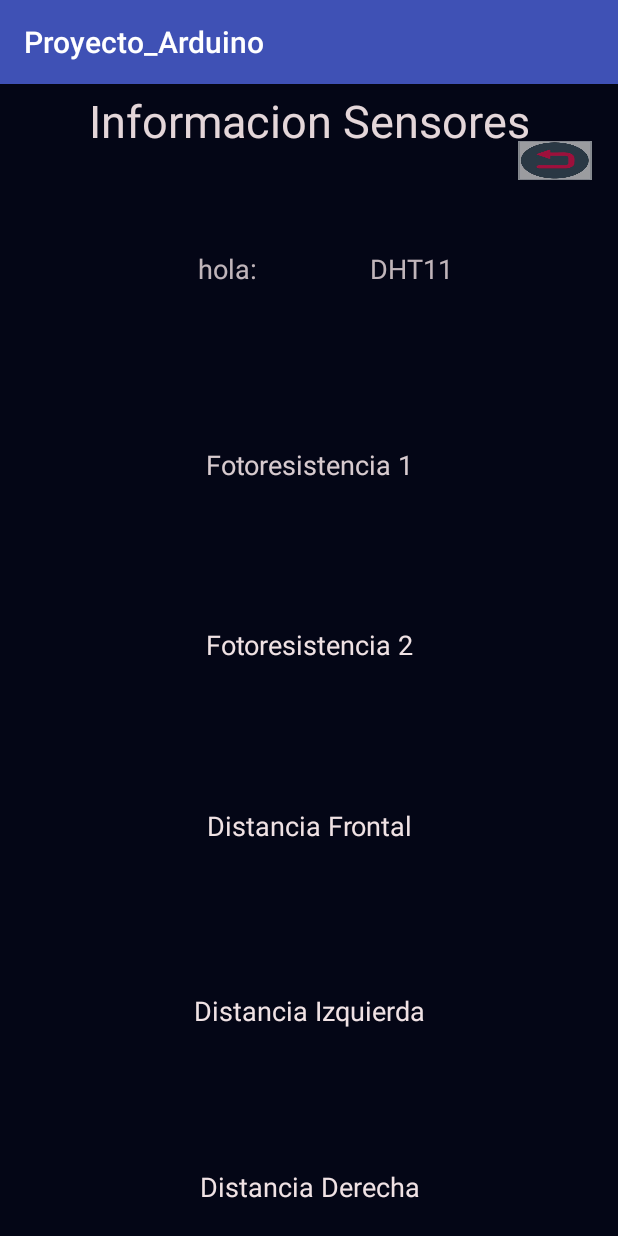
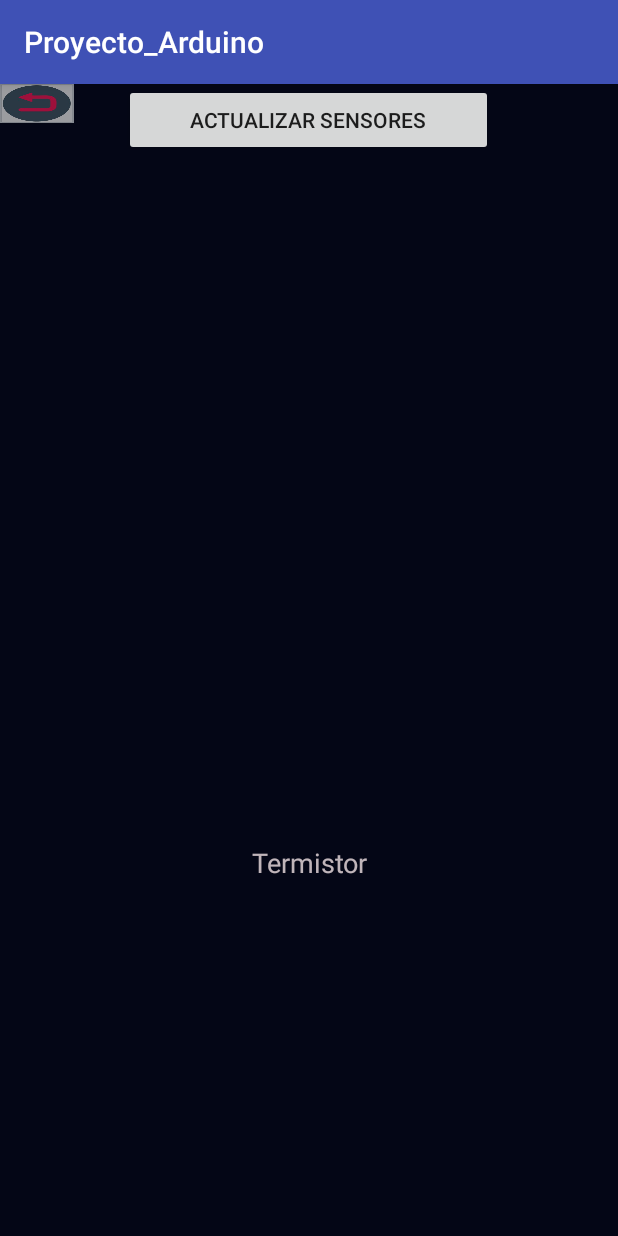
Before and after one commit to NormanBrandon/Arduino-Android, an Android app: the settings screen opened directly, with no data from a screen before it, on a phone screen of 412 x 824 dp. Run offline under Robolectric (Android 15) with nearby library versions, the light colour scheme and no system bars; 5 statements that could not run were skipped.

Commit message:
Letura de sensores

```diff
--- a/Proyecto_Arduino/app/src/main/java/com/ivy/arduino/proyecto_arduino/ConnectedThread.java
+++ b/Proyecto_Arduino/app/src/main/java/com/ivy/arduino/proyecto_arduino/ConnectedThread.java
@@ -18,13 +18,13 @@ public class ConnectedThread extends Thread implements Serializable
 {
     public InputStream mmInStream;
     public  OutputStream mmOutStream;
-    Handler bluetoothIn;
-    final int handlerState = 0;
+
     private BluetoothAdapter btAdapter = null;
     private BluetoothSocket btSocket = null;
-    private StringBuilder DataStringIN = new StringBuilder();
     public String save="inicial";
-    String readMessage;
+    public String readMessage;
+
+    public boolean flag;
 
     //private ConnectedThread MyConexionBT;
     public int estado;
@@ -39,6 +39,7 @@ public class ConnectedThread extends Thread implements Serializable
 
 
     public void conectar(){
+
         btAdapter = BluetoothAdapter.getDefaultAdapter(); // get Bluetooth adapter
         //  VerificarEstadoBT();
         BluetoothDevice device = btAdapter.getRemoteDevice(save);
@@ -70,25 +71,31 @@ public class ConnectedThread extends Thread implements Serializable
         mmOutStream = tmpOut;
 
 
+
     }
 
 
 
-    public void run()
+    public int read()
     {
-        byte[] buffer = new byte[1024];
-        int bytes;
+
+        byte[] buffer = new byte[256];
+        int bytes=0;
         // Se mantiene en modo escucha para determinar el ingreso de datos
-            while(true){
-                try {
-                bytes = mmInStream.read(buffer);
-                readMessage =new String(buffer, 0,bytes );;
-                // Envia los datos obtenidos hacia el evento via handler
-               // bluetoothIn.obtainMessage(handlerState, bytes, -1, readMessage).sendToTarget();
+            try {
+                bytes = mmInStream.read();
+
             } catch (IOException e) {
-            }}
+            }
 
+        return bytes;
     }
+
+    public boolean getFlag() {
+        return flag;
+    }
+
+
 
     public String getReadMessage() {
         return readMessage;
--- a/Proyecto_Arduino/app/src/main/java/com/ivy/arduino/proyecto_arduino/act_auto.java
+++ b/Proyecto_Arduino/app/src/main/java/com/ivy/arduino/proyecto_arduino/act_auto.java
@@ -15,9 +15,7 @@ public class act_auto extends AppCompatActivity {
         super.onCreate ( savedInstanceState );
         setContentView ( R.layout.activity_auto );
         Button btn_conn = (Button)findViewById ( R.id.btn_backauto);
-        TextView frontal = (TextView)findViewById(R.id.central);
-        TextView izquierdo = (TextView)findViewById(R.id.izquierdo);
-        TextView derecho = (TextView)findViewById(R.id.derecho);
+        TextView distancia = (TextView)findViewById(R.id.derecho);
 
         btn_conn.setOnClickListener ( new View.OnClickListener () {
             @Override
--- a/Proyecto_Arduino/app/src/main/java/com/ivy/arduino/proyecto_arduino/settings.java
+++ b/Proyecto_Arduino/app/src/main/java/com/ivy/arduino/proyecto_arduino/settings.java
@@ -2,6 +2,7 @@ package com.ivy.arduino.proyecto_arduino;
 
 import android.content.Intent;
 import android.os.AsyncTask;
+import android.os.Handler;
 import android.support.v7.app.AppCompatActivity;
 import android.os.Bundle;
 import android.view.View;
@@ -10,15 +11,19 @@ import android.widget.TextView;
 
 public class settings extends AppCompatActivity {
     ConnectedThread MyConexionBT;
-    TextView frontal,izquierdo,derecho, ldr1,ldr2,dht11,termistor;
-    String mensaje;
-    String c;
+    public TextView termistor;
+    String mensaje="";
+    int ascii;
+    boolean flag=false;
 
     @Override
     protected void onCreate(Bundle savedInstanceState) {
         super.onCreate ( savedInstanceState );
         setContentView ( R.layout.activity_settings );
         Button btn_conn = (Button)findViewById ( R.id.btn_backsett);
+        Button actualizar= (Button)findViewById ( R.id.button2);
+
+        termistor = (TextView)findViewById(R.id.termistor2);
 
         btn_conn.setOnClickListener ( new View.OnClickListener () {
             @Override
@@ -26,46 +31,49 @@ public class settings extends AppCompatActivity {
                 back();
             }
         } );
-        frontal = (TextView)findViewById(R.id.central2);
-        izquierdo = (TextView)findViewById(R.id.izquierdo2);
-        derecho = (TextView)findViewById(R.id.derecho2);
-        ldr1 = (TextView)findViewById(R.id.ldr1);
-        ldr2 = (TextView)findViewById(R.id.ldr2);
-        dht11 = (TextView)findViewById(R.id.dht11);
-        termistor = (TextView)findViewById(R.id.termistor2);
+        actualizar.setOnClickListener(new View.OnClickListener() {
+            @Override
+            public void onClick(View v) {
+                MyConexionBT.write("L");
+                new AsyncTaskCounter().execute();
+                termistor.setText(mensaje);
+                mensaje="";
+            }
+        });
+
+        Intent intent = getIntent();
+        String address = intent.getStringExtra(act_select_mode.EXTRA_DEVICE_ADDRESS);//<-<- PARTE A MODIFICAR >->->
+        MyConexionBT = new ConnectedThread(address);
+        MyConexionBT.conectar();
 
 
-        Intent intent = getIntent();
-        //Consigue la direccion MAC desde DeviceListActivity via EXTRA
-        String address = intent.getStringExtra(act_select_mode.EXTRA_DEVICE_ADDRESS);//<-<- PARTE A MODIFICAR >->->
-        //<-<- PARTE A MODIFICAR >->->
-        //Setea la direccion MAC
-        MyConexionBT = new ConnectedThread(address);
-        MyConexionBT.conectar();
-        MyConexionBT.start();
-        new AsyncTaskCounter().execute();
 
-        MyConexionBT.write("L");
     }
     public class AsyncTaskCounter extends AsyncTask<Void, Void, Void> {//clase para enviar repediamente los datos alv
 
         @Override
         public Void doInBackground(Void... arg0) {
-
-            termistor.setText("hola: " + MyConexionBT.getReadMessage());
-
-
-            return null;
+            while(MyConexionBT.read()!=35){
+                ascii='#';
+            }
+            while (ascii!=36) {
+                ascii = MyConexionBT.read();
+                    mensaje = mensaje + (char) ascii;
+            }
+        return null;
         }
 
     }
+
+public void onResume() {
+    super.onResume();
+
+}
 
 
     public void back(){
         MyConexionBT.write("R");
         MyConexionBT.desconectar();
-        MyConexionBT.stop();
-
         finish();
 
     }
@@ -75,7 +83,6 @@ public class settings extends AppCompatActivity {
         super.onPause();
         MyConexionBT.write("R");
         MyConexionBT.desconectar();
-        MyConexionBT.stop();
 
         finish();
 
@@ -85,7 +92,6 @@ public class settings extends AppCompatActivity {
         super.onDestroy();
         MyConexionBT.write("R");
         MyConexionBT.desconectar();
-        MyConexionBT.stop();
 
         finish();
 
--- a/Proyecto_Arduino/app/src/main/res/layout/activity_settings.xml
+++ b/Proyecto_Arduino/app/src/main/res/layout/activity_settings.xml
@@ -1,5 +1,5 @@
 <?xml version="1.0" encoding="utf-8"?>
-<android.support.constraint.ConstraintLayout xmlns:android="http://schemas.android.com/apk/res/android"
+<RelativeLayout xmlns:android="http://schemas.android.com/apk/res/android"
     xmlns:app="http://schemas.android.com/apk/res-auto"
     xmlns:tools="http://schemas.android.com/tools"
     android:layout_width="match_parent"
@@ -9,54 +9,6 @@
     tools:context=".settings">
    <!-- android:background="@drawable/wallpaper_gear1" -->
 
-
-    <TextView
-        android:id="@+id/derecho2"
-        android:layout_width="308dp"
-        android:layout_height="45dp"
-        android:text="Distancia Derecha"
-        android:textAlignment="center"
-        android:textColor="@color/colorbuttontext"
-        android:textSize="18sp"
-        app:layout_constraintBottom_toBottomOf="parent"
-        app:layout_constraintEnd_toEndOf="parent"
-        app:layout_constraintStart_toStartOf="parent"
-        app:layout_constraintTop_toTopOf="parent"
-        app:layout_constraintVertical_bias="1.0"
-        tools:alpha=".8"
-        tools:ignore="MissingConstraints" />
-
- <TextView
-     android:id="@+id/izquierdo2"
-     android:layout_width="308dp"
-     android:layout_height="45dp"
-     android:text="Distancia Izquierda"
-     android:textAlignment="center"
-     android:textColor="@color/colorbuttontext"
-     android:textSize="18sp"
-     app:layout_constraintBottom_toBottomOf="parent"
-     app:layout_constraintEnd_toEndOf="parent"
-     app:layout_constraintStart_toStartOf="parent"
-     app:layout_constraintTop_toTopOf="parent"
-     app:layout_constraintVertical_bias="0.838"
-     tools:alpha=".8"
-     tools:ignore="MissingConstraints" />
-
-    <TextView
-        android:id="@+id/central2"
-        android:layout_width="308dp"
-        android:layout_height="48dp"
-        android:text="Distancia Frontal"
-        android:textAlignment="center"
-        android:textColor="@color/colorbuttontext"
-        android:textSize="18sp"
-        app:layout_constraintBottom_toBottomOf="parent"
-        app:layout_constraintEnd_toEndOf="parent"
-        app:layout_constraintStart_toStartOf="parent"
-        app:layout_constraintTop_toTopOf="parent"
-        app:layout_constraintVertical_bias="0.669"
-        tools:alpha=".8"
-        tools:ignore="MissingConstraints" />
 
     <Button
         android:id="@+id/btn_backsett"
@@ -79,58 +31,11 @@
         tools:ignore="MissingConstraints" />
 
     <TextView
-        android:id="@+id/ldr1"
-        android:layout_width="313dp"
-        android:layout_height="44dp"
-        android:alpha=".9"
-        android:text="Fotoresistencia 1"
-        android:textAlignment="center"
-        android:textColor="@color/colorbuttontext"
-        android:textSize="18sp"
-        app:layout_constraintBottom_toBottomOf="parent"
-        app:layout_constraintEnd_toEndOf="parent"
-        app:layout_constraintHorizontal_bias="0.501"
-        app:layout_constraintStart_toStartOf="parent"
-        app:layout_constraintTop_toTopOf="parent"
-        app:layout_constraintVertical_bias="0.333"
-        tools:ignore="MissingConstraints" />
-
-    <TextView
-        android:id="@+id/ldr2"
-        android:layout_width="308dp"
-        android:layout_height="45dp"
-        android:text="Fotoresistencia 2"
-        android:textAlignment="center"
-        android:textColor="@color/colorbuttontext"
-        android:textSize="18sp"
-        app:layout_constraintBottom_toBottomOf="parent"
-        app:layout_constraintEnd_toEndOf="parent"
-        app:layout_constraintStart_toStartOf="parent"
-        app:layout_constraintTop_toTopOf="parent"
-        tools:alpha=".8"
-        tools:ignore="MissingConstraints" />
-
-    <TextView
-        android:id="@+id/dht11"
-        android:layout_width="261dp"
-        android:layout_height="44dp"
-        android:alpha=".8"
-        android:text="DHT11"
-        android:textAlignment="center"
-        android:textColor="@color/colorbuttontext"
-        android:textSize="18sp"
-        app:layout_constraintBottom_toBottomOf="parent"
-        app:layout_constraintEnd_toEndOf="parent"
-        app:layout_constraintHorizontal_bias="0.951"
-        app:layout_constraintStart_toStartOf="parent"
-        app:layout_constraintTop_toTopOf="parent"
-        app:layout_constraintVertical_bias="0.153"
-        tools:ignore="MissingConstraints" />
-
-    <TextView
         android:id="@+id/termistor2"
         android:layout_width="261dp"
-        android:layout_height="44dp"
+        android:layout_height="261dp"
+        android:layout_alignParentBottom="true"
+        android:layout_centerHorizontal="true"
         android:alpha=".8"
         android:text="Termistor"
         android:textAlignment="center"
@@ -138,26 +43,20 @@
         android:textSize="18sp"
         app:layout_constraintBottom_toBottomOf="parent"
         app:layout_constraintEnd_toEndOf="parent"
-        app:layout_constraintHorizontal_bias="0.154"
+        app:layout_constraintHorizontal_bias="0.504"
         app:layout_constraintStart_toStartOf="parent"
         app:layout_constraintTop_toTopOf="parent"
-        app:layout_constraintVertical_bias="0.153"
+        app:layout_constraintVertical_bias="0.297"
         tools:ignore="MissingConstraints" />
 
-    <TextView
-     android:id="@+id/textView"
-     android:layout_width="338dp"
-     android:layout_height="42dp"
-     android:layout_marginTop="4dp"
-     android:alpha=".95"
-     android:text="Informacion Sensores"
-     android:textAlignment="center"
-     android:textColor="@color/colorbuttontext"
-     android:textSize="30sp"
-     app:layout_constraintEnd_toEndOf="parent"
-     app:layout_constraintHorizontal_bias="0.501"
-     app:layout_constraintStart_toStartOf="parent"
-     app:layout_constraintTop_toTopOf="parent"
-     tools:ignore="MissingConstraints" />
+    <Button
+        android:id="@+id/button2"
+        android:layout_width="246dp"
+        android:layout_height="wrap_content"
+        android:layout_alignParentTop="true"
+        android:layout_centerHorizontal="true"
+        android:text="Actualizar Sensores"
+        tools:layout_editor_absoluteX="252dp"
+        tools:layout_editor_absoluteY="237dp" />
 
-</android.support.constraint.ConstraintLayout>
+</RelativeLayout>
```
Also changed, not shown: ControlBT/app/src/main/java/com/example/root/controlbt/UserInterfaz.java (+5 -3 lines), ControlBT/app/src/main/res/layout/activity_user_interfaz.xml (+4 -3 lines), Proyecto_Arduino/app/src/main/java/com/ivy/arduino/proyecto_arduino/drive.java (+2 -5 lines), Proyecto_Arduino/app/src/main/res/layout/activity_auto.xml (+2 -37 lines).
